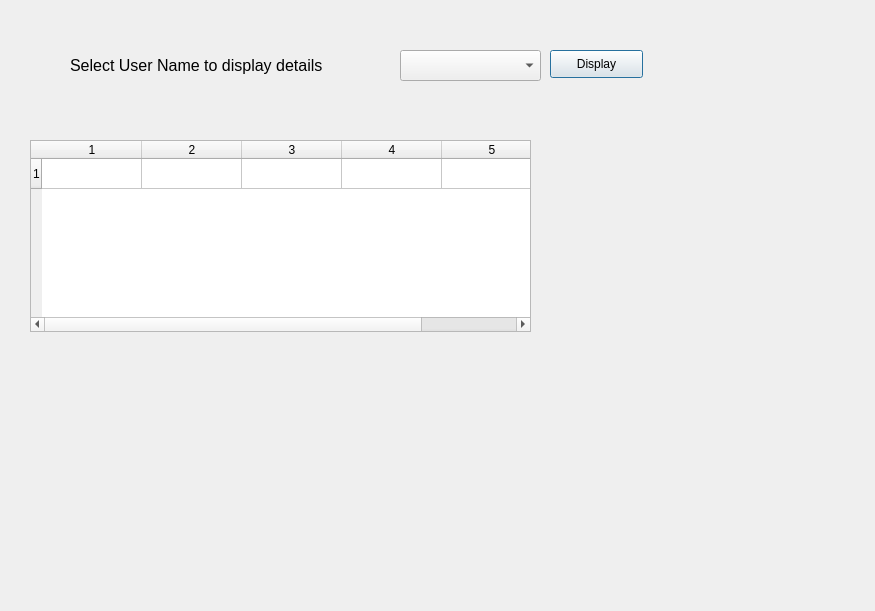
Before: the Qt Designer form details.ui in Vishwanath98/Visionary, drawn with Qt 5.
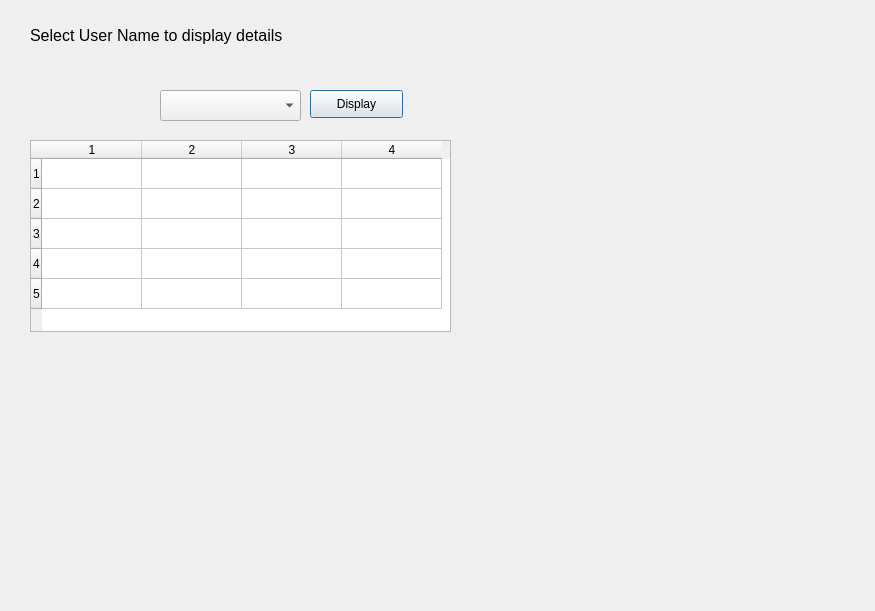
After: the same form once the commit is applied.

```diff
--- a/details.ui
+++ b/details.ui
@@ -18,7 +18,7 @@
     <rect>
      <x>30</x>
      <y>140</y>
-     <width>501</width>
+     <width>421</width>
      <height>192</height>
     </rect>
    </property>
@@ -27,37 +27,52 @@
      <string>1</string>
     </property>
    </row>
-   <column>
-    <property name="text">
-     <string>1</string>
-    </property>
-   </column>
-   <column>
+   <row>
     <property name="text">
      <string>2</string>
     </property>
-   </column>
-   <column>
+   </row>
+   <row>
     <property name="text">
      <string>3</string>
     </property>
-   </column>
-   <column>
+   </row>
+   <row>
     <property name="text">
      <string>4</string>
     </property>
-   </column>
-   <column>
+   </row>
+   <row>
     <property name="text">
      <string>5</string>
     </property>
+   </row>
+   <column>
+    <property name="text">
+     <string>1</string>
+    </property>
+   </column>
+   <column>
+    <property name="text">
+     <string>2</string>
+    </property>
+   </column>
+   <column>
+    <property name="text">
+     <string>3</string>
+    </property>
+   </column>
+   <column>
+    <property name="text">
+     <string>4</string>
+    </property>
    </column>
   </widget>
   <widget class="QLabel" name="label">
    <property name="geometry">
     <rect>
-     <x>70</x>
-     <y>40</y>
+     <x>30</x>
+     <y>10</y>
      <width>331</width>
      <height>51</height>
     </rect>
@@ -74,8 +89,8 @@
   <widget class="QComboBox" name="username_menu">
    <property name="geometry">
     <rect>
-     <x>400</x>
-     <y>50</y>
+     <x>160</x>
+     <y>90</y>
      <width>141</width>
      <height>31</height>
     </rect>
@@ -84,8 +99,8 @@
   <widget class="QPushButton" name="display_button">
    <property name="geometry">
     <rect>
-     <x>550</x>
-     <y>50</y>
+     <x>310</x>
+     <y>90</y>
      <width>93</width>
      <height>28</height>
     </rect>
```
Left out of the diff: 4 changed lines with no effect on the pictures.
